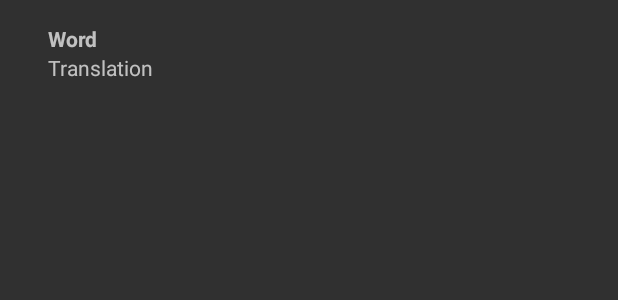
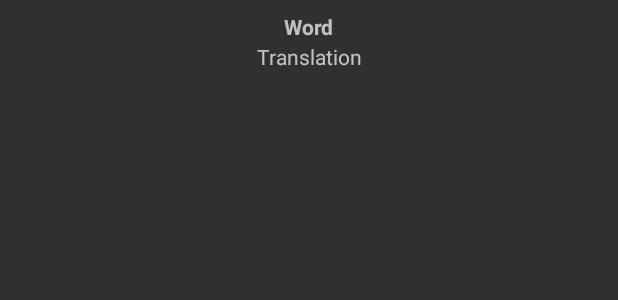
Before and after one commit to tomasmin/Vocab-Quiz, an Android app: the layout list_item.xml on its own in the app's theme, with its tools: preview values and no code run, on a phone screen of 412 x 824 dp. Shown: the top 300 px of the screen. Run offline under Robolectric (Android 15) with nearby library versions, the phone set to English and light mode, and no system bars.

```diff
--- a/app/build.gradle
+++ b/app/build.gradle
@@ -38,6 +38,7 @@ dependencies {
     implementation 'com.google.firebase:firebase-analytics:17.2.0'
     implementation 'com.google.firebase:firebase-firestore-ktx:21.1.1'
     implementation 'androidx.recyclerview:recyclerview:1.0.0'
+    implementation 'com.google.android.material:material:1.0.0'
 }
 
 apply plugin: 'com.google.gms.google-services'
--- a/app/src/main/res/layout/list_item.xml
+++ b/app/src/main/res/layout/list_item.xml
@@ -1,27 +1,34 @@
 <?xml version="1.0" encoding="utf-8"?>
-<LinearLayout
+<androidx.constraintlayout.widget.ConstraintLayout xmlns:android="http://schemas.android.com/apk/res/android"
+    xmlns:app="http://schemas.android.com/apk/res-auto"
+    xmlns:tools="http://schemas.android.com/tools"
+    android:id="@+id/linearLayout"
     android:layout_width="match_parent"
     android:layout_height="wrap_content"
-    android:orientation="vertical"
-    android:layout_gravity="center_horizontal"
-    android:padding="16dp"
-    xmlns:android="http://schemas.android.com/apk/res/android">
+    android:layout_gravity="center_horizontal">
 
     <TextView
         android:id="@+id/list_word"
         android:layout_width="wrap_content"
-        android:layout_height="wrap_content"
-        android:layout_gravity="left"
-        android:paddingLeft="16dp"
+        android:layout_height="20dp"
+        android:layout_marginTop="8dp"
         android:text="@string/word"
-        android:textStyle="bold"/>
+        android:textStyle="bold"
+        app:layout_constraintBottom_toTopOf="@+id/list_translation"
+        app:layout_constraintEnd_toEndOf="parent"
+        app:layout_constraintStart_toStartOf="parent"
+        app:layout_constraintTop_toTopOf="parent"
+        app:layout_constraintVertical_chainStyle="packed" />
 
     <TextView
         android:id="@+id/list_translation"
         android:layout_width="wrap_content"
-        android:layout_height="wrap_content"
-        android:layout_gravity="left"
-        android:paddingLeft="16dp"
-        android:text="@string/translation"/>
+        android:layout_height="24dp"
+        android:layout_marginBottom="8dp"
+        android:text="@string/translation"
+        app:layout_constraintBottom_toBottomOf="parent"
+        app:layout_constraintEnd_toEndOf="parent"
+        app:layout_constraintStart_toStartOf="parent"
+        app:layout_constraintTop_toBottomOf="@+id/list_word" />
 
-</LinearLayout>
+</androidx.constraintlayout.widget.ConstraintLayout>
```
Also changed, not shown: app/src/main/java/com/tomas/vocabquiztest/ListAdapter.kt (+31 -2 lines), app/src/main/java/com/tomas/vocabquiztest/MyVocabActivity.kt (+103 -18 lines), app/src/main/res/drawable/ic_delete.xml (added, +9 -0 lines).
